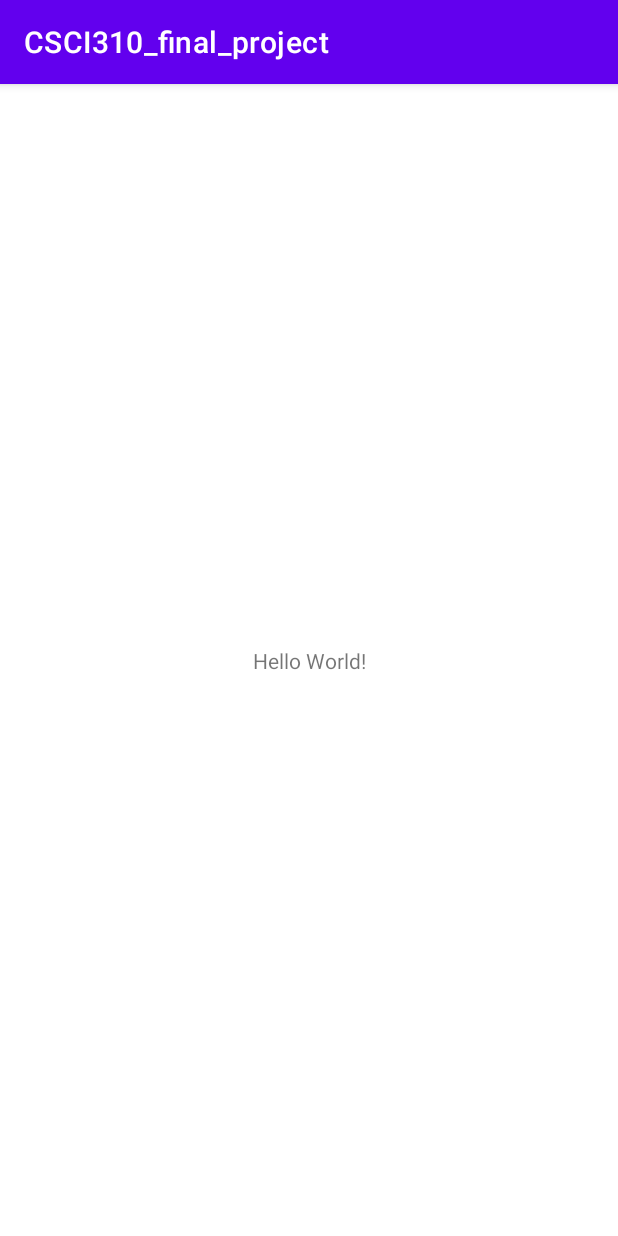
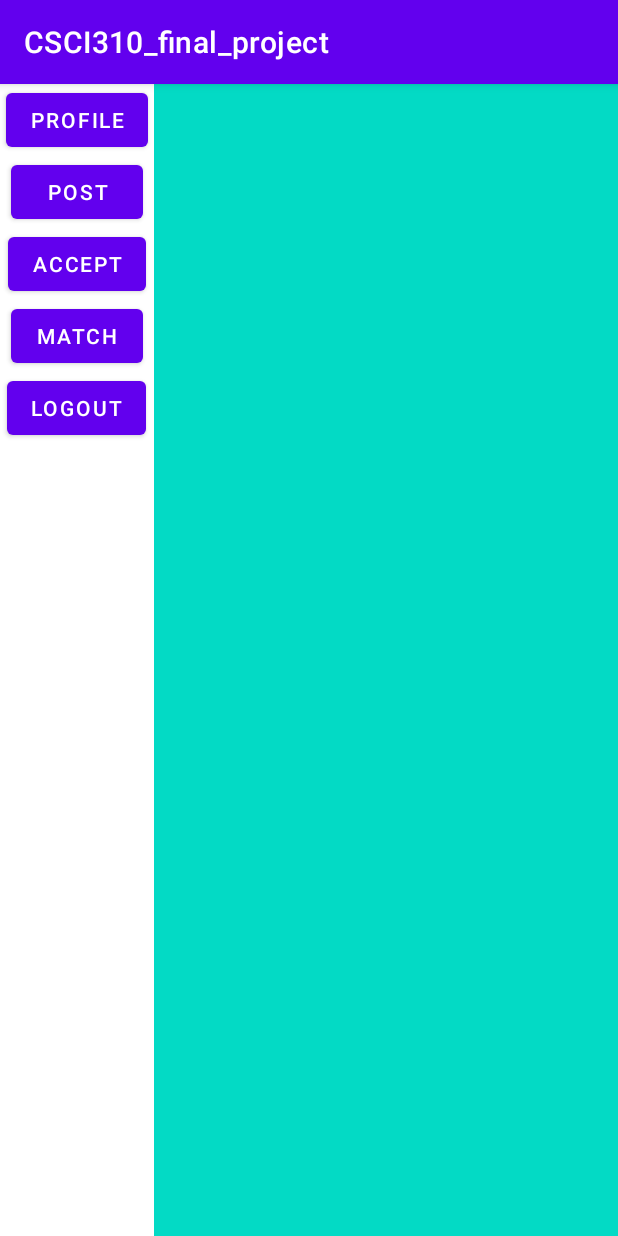
Before and after one commit to cyoulim/CSCI310_final_project, an Android app: the screen it shows after launch (MainActivity), on a phone screen of 412 x 824 dp. Run offline under Robolectric (Android 15) with nearby library versions, the phone set to English and light mode, and no system bars; our stand-ins replace Firebase (no records; nobody signed in at launch, a user with empty details on screens opened directly).

Commit message:
upload files

```diff
--- a/app/build.gradle
+++ b/app/build.gradle
@@ -1,5 +1,6 @@
 plugins {
     id 'com.android.application'
+    id 'com.google.gms.google-services'
 }
 
 android {
@@ -32,6 +33,7 @@ dependencies {
     implementation 'androidx.appcompat:appcompat:1.5.1'
     implementation 'com.google.android.material:material:1.6.1'
     implementation 'androidx.constraintlayout:constraintlayout:2.1.4'
+    implementation 'com.google.firebase:firebase-database:19.2.1'
     testImplementation 'junit:junit:4.13.2'
     androidTestImplementation 'androidx.test.ext:junit:1.1.3'
     androidTestImplementation 'androidx.test.espresso:espresso-core:3.4.0'
--- a/app/src/main/java/com/example/csci310_final_project/MainActivity.java
+++ b/app/src/main/java/com/example/csci310_final_project/MainActivity.java
@@ -3,12 +3,27 @@ package com.example.csci310_final_project;
 import androidx.appcompat.app.AppCompatActivity;
 
 import android.os.Bundle;
+import android.view.View;
+
+import com.google.firebase.database.FirebaseDatabase;
+import com.google.firebase.database.DatabaseReference;
+import com.google.firebase.database.ValueEventListener;
+import com.google.firebase.database.DataSnapshot;
+import com.google.firebase.database.DatabaseError;
 
 public class MainActivity extends AppCompatActivity {
-
+    FirebaseDatabase root;
+    DatabaseReference reference;
     @Override
     protected void onCreate(Bundle savedInstanceState) {
         super.onCreate(savedInstanceState);
         setContentView(R.layout.activity_main);
     }
+    public void onClick(View view) {
+        root = FirebaseDatabase.getInstance();
+        reference = root.getReference("message");
+        //reference.setValue(inputText.getText().toString());
+    }
+
+
 }
--- a/app/src/main/res/layout/activity_main.xml
+++ b/app/src/main/res/layout/activity_main.xml
@@ -6,13 +6,112 @@
     android:layout_height="match_parent"
     tools:context=".MainActivity">
 
-    <TextView
+<!--    <LinearLayout-->
+<!--        android:id="@+id/LinearLayout01"-->
+<!--        android:layout_width="wrap_content"-->
+<!--        android:layout_height="wrap_content"-->
+<!--        app:layout_constraintEnd_toEndOf="parent"-->
+<!--        app:layout_constraintStart_toStartOf="parent"-->
+<!--        app:layout_constraintTop_toTopOf="parent">-->
+<!--        <TextView-->
+<!--            android:layout_width="wrap_content"-->
+<!--            android:layout_height="wrap_content"-->
+<!--            android:layout_gravity="center"-->
+<!--            android:text="HousingInfo"-->
+<!--            android:textSize="25sp" />-->
+<!--        <View-->
+<!--            android:layout_width="wrap_content"-->
+<!--            android:layout_height="3dp"-->
+<!--            android:layout_marginTop="20dp"-->
+<!--            android:background="@color/black" />-->
+<!--        <View-->
+<!--            android:layout_width="10dp"-->
+<!--            android:layout_height="wrap_content"-->
+<!--            android:layout_gravity="center"-->
+<!--            android:background="@color/black" />-->
+<!--    </LinearLayout>-->
+<!--    <LinearLayout-->
+<!--        android:id="@+id/left_sidebar"-->
+<!--        app:layout_constraintStart_toStartOf="parent"-->
+<!--        android:layout_width="0dp"-->
+<!--        android:layout_height="match_parent"-->
+<!--        android:layout_weight="1"-->
+<!--        android:orientation="horizontal"-->
+<!--        android:gravity="center">-->
+
+<!--   <Button-->
+<!--    android:text="Button"-->
+<!--    android:layout_width="wrap_content"-->
+<!--    android:layout_height="wrap_content" />-->
+
+<!--    </LinearLayout>-->
+<LinearLayout
+    app:layout_constraintTop_toBottomOf="@id/content"
+    android:id="@+id/content"
+    android:layout_width="match_parent"
+    android:layout_height="match_parent"
+    android:orientation="horizontal"
+    android:baselineAligned="false"
+    android:gravity="center">
+    <LinearLayout
+        android:id="@+id/linearlayout01"
+        app:layout_constraintStart_toStartOf="parent"
+        android:layout_width="0dp"
+        android:layout_height="match_parent"
+        android:layout_weight="1"
+        android:orientation="vertical"
+        android:gravity="center_horizontal">
+
+        <Button
+            android:id="@+id/button01"
+            android:text="Profile"
+            android:layout_width="wrap_content"
+            android:layout_height="wrap_content" />
+    <Button
+        android:id="@+id/button02"
+        android:text="Post"
         android:layout_width="wrap_content"
-        android:layout_height="wrap_content"
-        android:text="Hello World!"
-        app:layout_constraintBottom_toBottomOf="parent"
-        app:layout_constraintEnd_toEndOf="parent"
-        app:layout_constraintStart_toStartOf="parent"
-        app:layout_constraintTop_toTopOf="parent" />
+        android:layout_height="wrap_content" />
+    <Button
+        android:id="@+id/button03"
+        android:text="Accept"
+        android:layout_width="wrap_content"
+        android:layout_height="wrap_content" />
+    <Button
+        android:id="@+id/button04"
+        android:text="Match"
+        android:layout_width="wrap_content"
+        android:layout_height="wrap_content" />
+    <Button
+        android:id="@+id/logout_Button"
+        android:text="logout"
+        android:layout_width="wrap_content"
+        android:layout_height="wrap_content" />
+  </LinearLayout>
+
+    <LinearLayout
+        app:layout_constraintStart_toStartOf="@id/linearlayout02"
+        android:layout_alignParentRight="true"
+        android:id="@+id/linearlayout02"
+        android:layout_width="0dp"
+        android:layout_height="match_parent"
+        android:layout_weight="3"
+        android:orientation="vertical"
+        android:background="@color/teal_200"
+        android:gravity="center">
+<!--        <Button-->
+<!--            android:layout_gravity=""-->
+<!--            app:layout_constraintStart_toStartOf="parent"-->
+<!--            app:layout_constraintBottom_toBottomOf="parent"-->
+<!--            android:id="@+id/logout_button"-->
+<!--            android:text="Logout"-->
+<!--            android:layout_width="wrap_content"-->
+<!--            app:layout_constraintHorizontal_weight="0"-->
+<!--            android:layout_height="wrap_content" />-->
+
+    </LinearLayout>
+
+
+</LinearLayout>
 
 </androidx.constraintlayout.widget.ConstraintLayout>
--- a/build.gradle
+++ b/build.gradle
@@ -1,4 +1,8 @@
-// Top-level build file where you can add configuration options common to all sub-projects/modules.
+buildscript {
+    dependencies {
+        classpath 'com.google.gms:google-services:4.3.3'
+    }
+}// Top-level build file where you can add configuration options common to all sub-projects/modules.
 plugins {
     id 'com.android.application' version '7.2.2' apply false
     id 'com.android.library' version '7.2.2' apply false
```
Also changed, not shown: 1 other file.
